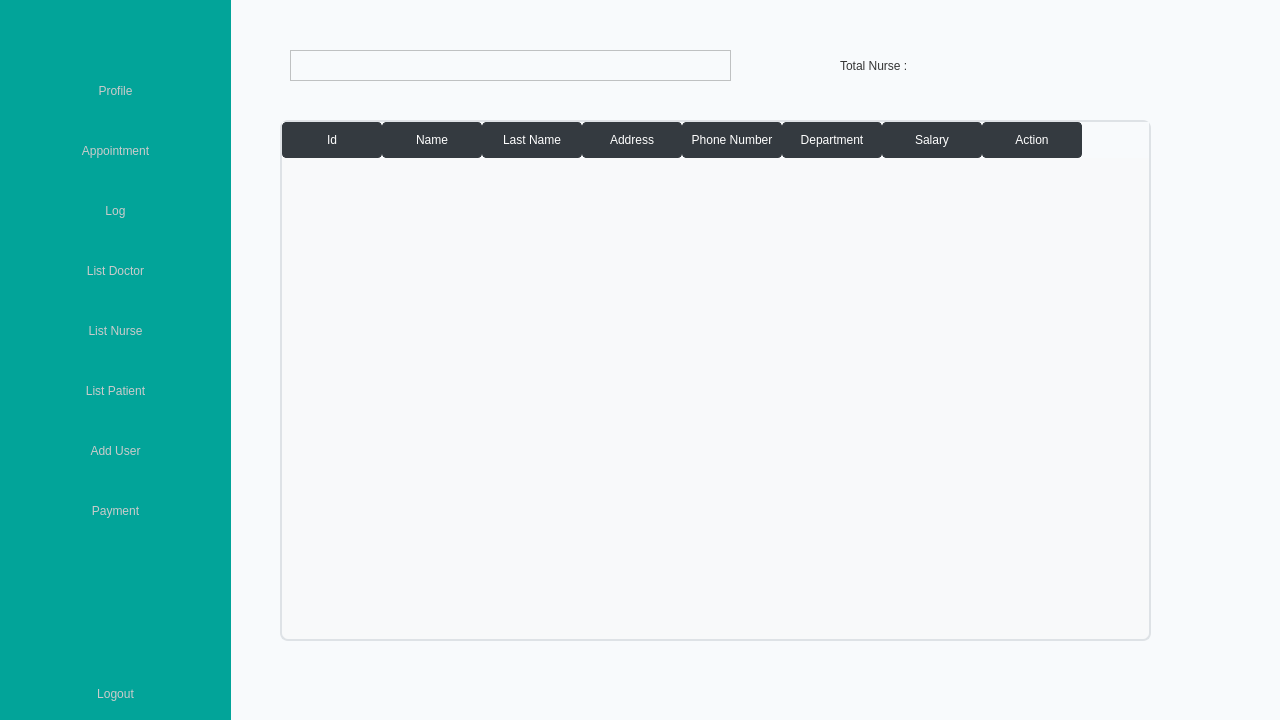
Above: src/gui/ui/MainWindowAdmin.ui from RoronoaZoro321/Healthcare-Management-System before the change. Below: the same form after it.
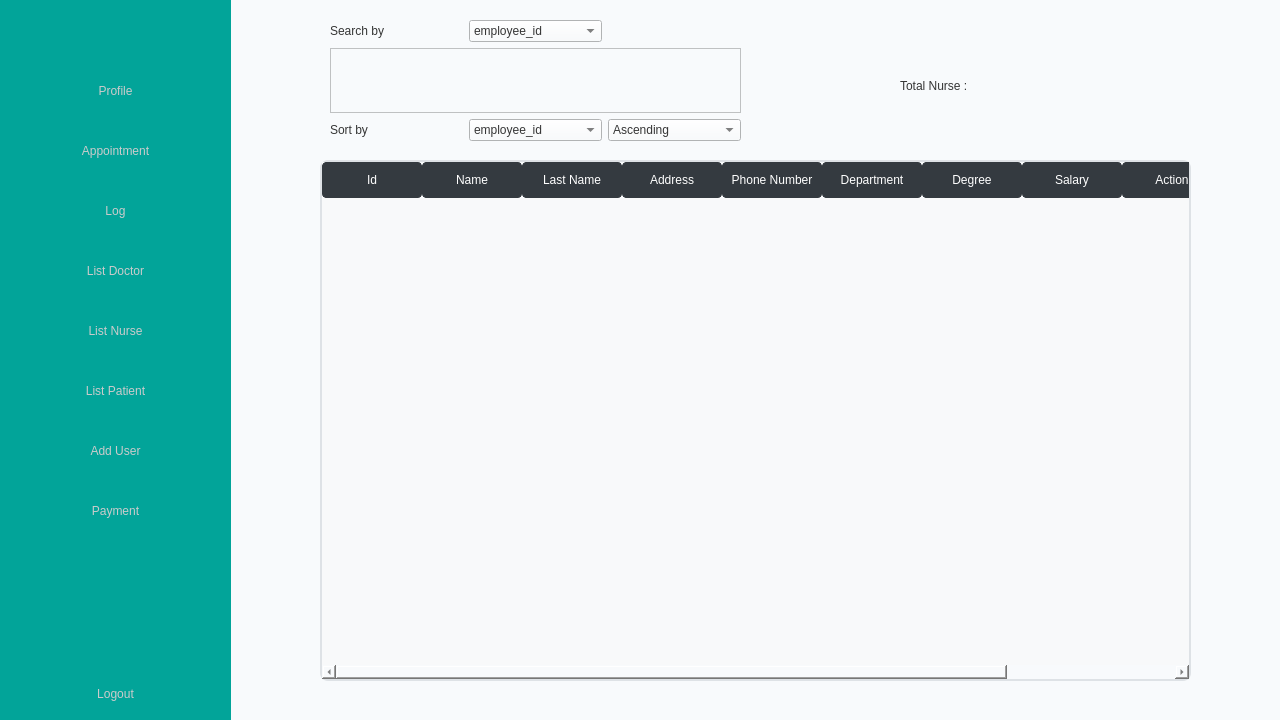
That is the form after the change. The open tabs and pages were chosen to show the change. Icons and pictures are not drawn.

Commit message: not done (able to delete but not edit)

Patch:
```diff
--- a/src/gui/ui/MainWindowAdmin.ui
+++ b/src/gui/ui/MainWindowAdmin.ui
@@ -427,136 +427,6 @@
           <rect>
            <x>-10</x>
            <y>-10</y>
-           <width>1061</width>
-           <height>721</height>
-          </rect>
-         </property>
-         <widget class="QTableWidget" name="tableWidget_2">
-          <property name="geometry">
-           <rect>
-            <x>60</x>
-            <y>130</y>
-            <width>871</width>
-            <height>521</height>
-           </rect>
-          </property>
-          <property name="styleSheet">
-           <string notr="true">            QTableWidget {
-                background-color: #f8f9fa;
-                border: 2px solid #dee2e6;
-                border-radius: 8px;
-                selection-background-color: #007bff;
-            }
-
-            QTableWidget::item {
-                padding: 10px;
-                color: #495057;
-                border-bottom: 1px solid #dee2e6;
-            }
-
-            QTableWidget::item:selected {
-                background-color: #007bff;
-                color: #ffffff;
-            }
-
-            QTableWidget::item:hover {
-                background-color: #e0e0e0;
-            }
-
-            QHeaderView::section {
-                background-color: #343a40;
-                color: #ffffff;
-                border: 1px solid #343a40;
-                border-radius: 4px;
-                padding: 8px;
-            }
-
-            QHeaderView::section:hover {
-                background-color: #495057;
-            }</string>
-          </property>
-          <column>
-           <property name="text">
-            <string>Id</string>
-           </property>
-          </column>
-          <column>
-           <property name="text">
-            <string>Name</string>
-           </property>
-          </column>
-          <column>
-           <property name="text">
-            <string>Last Name</string>
-           </property>
-          </column>
-          <column>
-           <property name="text">
-            <string>Address</string>
-           </property>
-          </column>
-          <column>
-           <property name="text">
-            <string>Phone Number</string>
-           </property>
-          </column>
-          <column>
-           <property name="text">
-            <string>Department</string>
-           </property>
-          </column>
-          <column>
-           <property name="text">
-            <string>Salary</string>
-           </property>
-          </column>
-          <column>
-           <property name="text">
-            <string>Action</string>
-           </property>
-          </column>
-         </widget>
-         <widget class="QTextEdit" name="textEdit_2">
-          <property name="geometry">
-           <rect>
-            <x>70</x>
-            <y>60</y>
-            <width>441</width>
-            <height>31</height>
-           </rect>
-          </property>
-          <property name="html">
-           <string>&lt;!DOCTYPE HTML PUBLIC &quot;-//W3C//DTD HTML 4.0//EN&quot; &quot;http://www.w3.org/TR/REC-html40/strict.dtd&quot;&gt;
-&lt;html&gt;&lt;head&gt;&lt;meta name=&quot;qrichtext&quot; content=&quot;1&quot; /&gt;&lt;meta charset=&quot;utf-8&quot; /&gt;&lt;style type=&quot;text/css&quot;&gt;
-p, li { white-space: pre-wrap; }
-hr { height: 1px; border-width: 0; }
-li.unchecked::marker { content: &quot;\2610&quot;; }
-li.checked::marker { content: &quot;\2612&quot;; }
-&lt;/style&gt;&lt;/head&gt;&lt;body style=&quot; font-family:'Osaka'; font-size:13pt; font-weight:400; font-style:normal;&quot;&gt;
-&lt;p style=&quot;-qt-paragraph-type:empty; margin-top:0px; margin-bottom:0px; margin-left:0px; margin-right:0px; -qt-block-indent:0; text-indent:0px;&quot;&gt;&lt;br /&gt;&lt;/p&gt;&lt;/body&gt;&lt;/html&gt;</string>
-          </property>
-         </widget>
-         <widget class="QLabel" name="label_3">
-          <property name="geometry">
-           <rect>
-            <x>620</x>
-            <y>60</y>
-            <width>181</width>
-            <height>31</height>
-           </rect>
-          </property>
-          <property name="text">
-           <string>Total Nurse : </string>
-          </property>
-         </widget>
-        </widget>
-       </widget>
-       <widget class="QWidget" name="page_6">
-        <widget class="QWidget" name="widget_list_doctor_3" native="true">
-         <property name="geometry">
-          <rect>
-           <x>0</x>
-           <y>0</y>
            <width>1061</width>
            <height>721</height>
           </rect>
@@ -564,14 +434,45 @@
          <widget class="QTableWidget" name="tableWidget_3">
           <property name="geometry">
            <rect>
-            <x>60</x>
-            <y>130</y>
+            <x>100</x>
+            <y>170</y>
             <width>871</width>
             <height>521</height>
            </rect>
           </property>
           <property name="styleSheet">
-           <string notr="true">font-size: 13px;</string>
+           <string notr="true">            QTableWidget {
+                background-color: #f8f9fa;
+                border: 2px solid #dee2e6;
+                border-radius: 8px;
+                selection-background-color: #007bff;
+            }
+
+            QTableWidget::item {
+                color: #495057;
+                border-bottom: 1px solid #dee2e6;
+            }
+
+            QTableWidget::item:selected {
+                background-color: #007bff;
+                color: #ffffff;
+            }
+
+            QTableWidget::item:hover {
+                background-color: #e0e0e0;
+            }
+
+            QHeaderView::section {
+                background-color: #343a40;
+                color: #ffffff;
+                border: 1px solid #343a40;
+                border-radius: 4px;
+                padding: 8px;
+            }
+
+            QHeaderView::section:hover {
+                background-color: #495057;
+            }</string>
           </property>
           <column>
            <property name="text">
@@ -598,32 +499,283 @@
             <string>Phone Number</string>
            </property>
           </column>
-         </widget>
-         <widget class="QTextEdit" name="textEdit_3">
-          <property name="geometry">
-           <rect>
-            <x>70</x>
-            <y>60</y>
-            <width>441</width>
-            <height>31</height>
-           </rect>
-          </property>
-          <property name="html">
-           <string>&lt;!DOCTYPE HTML PUBLIC &quot;-//W3C//DTD HTML 4.0//EN&quot; &quot;http://www.w3.org/TR/REC-html40/strict.dtd&quot;&gt;
-&lt;html&gt;&lt;head&gt;&lt;meta name=&quot;qrichtext&quot; content=&quot;1&quot; /&gt;&lt;meta charset=&quot;utf-8&quot; /&gt;&lt;style type=&quot;text/css&quot;&gt;
-p, li { white-space: pre-wrap; }
-hr { height: 1px; border-width: 0; }
-li.unchecked::marker { content: &quot;\2610&quot;; }
-li.checked::marker { content: &quot;\2612&quot;; }
-&lt;/style&gt;&lt;/head&gt;&lt;body style=&quot; font-family:'Osaka'; font-size:13pt; font-weight:400; font-style:normal;&quot;&gt;
-&lt;p style=&quot;-qt-paragraph-type:empty; margin-top:0px; margin-bottom:0px; margin-left:0px; margin-right:0px; -qt-block-indent:0; text-indent:0px;&quot;&gt;&lt;br /&gt;&lt;/p&gt;&lt;/body&gt;&lt;/html&gt;</string>
-          </property>
+          <column>
+           <property name="text">
+            <string>Department</string>
+           </property>
+          </column>
+          <column>
+           <property name="text">
+            <string>Degree</string>
+           </property>
+          </column>
+          <column>
+           <property name="text">
+            <string>Salary</string>
+           </property>
+          </column>
+          <column>
+           <property name="text">
+            <string>Action</string>
+           </property>
+          </column>
+          <column>
+           <property name="text">
+            <string>Edit</string>
+           </property>
+          </column>
          </widget>
          <widget class="QLabel" name="label_4">
           <property name="geometry">
            <rect>
-            <x>620</x>
-            <y>60</y>
+            <x>680</x>
+            <y>80</y>
+            <width>181</width>
+            <height>31</height>
+           </rect>
+          </property>
+          <property name="text">
+           <string>Total Nurse : </string>
+          </property>
+         </widget>
+         <widget class="QWidget" name="widget_7" native="true">
+          <property name="geometry">
+           <rect>
+            <x>110</x>
+            <y>30</y>
+            <width>411</width>
+            <height>121</height>
+           </rect>
+          </property>
+          <layout class="QGridLayout" name="gridLayout_5">
+           <item row="2" column="0">
+            <widget class="QLabel" name="label_9">
+             <property name="text">
+              <string>Sort by</string>
+             </property>
+            </widget>
+           </item>
+           <item row="0" column="0">
+            <widget class="QLabel" name="label_10">
+             <property name="text">
+              <string>Search by </string>
+             </property>
+            </widget>
+           </item>
+           <item row="0" column="1">
+            <widget class="QComboBox" name="comboBox_7">
+             <item>
+              <property name="text">
+               <string>employee_id</string>
+              </property>
+             </item>
+             <item>
+              <property name="text">
+               <string>fname</string>
+              </property>
+             </item>
+             <item>
+              <property name="text">
+               <string>lname</string>
+              </property>
+             </item>
+             <item>
+              <property name="text">
+               <string>address</string>
+              </property>
+             </item>
+             <item>
+              <property name="text">
+               <string>phone_number</string>
+              </property>
+             </item>
+             <item>
+              <property name="text">
+               <string>department</string>
+              </property>
+             </item>
+             <item>
+              <property name="text">
+               <string>qualifications</string>
+              </property>
+             </item>
+             <item>
+              <property name="text">
+               <string>salary</string>
+              </property>
+             </item>
+            </widget>
+           </item>
+           <item row="2" column="2">
+            <widget class="QComboBox" name="comboBox_8">
+             <item>
+              <property name="text">
+               <string>Ascending</string>
+              </property>
+             </item>
+             <item>
+              <property name="text">
+               <string>Descending</string>
+              </property>
+             </item>
+            </widget>
+           </item>
+           <item row="1" column="0" colspan="3">
+            <widget class="QTextEdit" name="textEdit_3">
+             <property name="html">
+              <string>&lt;!DOCTYPE HTML PUBLIC &quot;-//W3C//DTD HTML 4.0//EN&quot; &quot;http://www.w3.org/TR/REC-html40/strict.dtd&quot;&gt;
+&lt;html&gt;&lt;head&gt;&lt;meta name=&quot;qrichtext&quot; content=&quot;1&quot; /&gt;&lt;meta charset=&quot;utf-8&quot; /&gt;&lt;style type=&quot;text/css&quot;&gt;
+p, li { white-space: pre-wrap; }
+hr { height: 1px; border-width: 0; }
+li.unchecked::marker { content: &quot;\2610&quot;; }
+li.checked::marker { content: &quot;\2612&quot;; }
+&lt;/style&gt;&lt;/head&gt;&lt;body style=&quot; font-family:'Osaka'; font-size:13pt; font-weight:400; font-style:normal;&quot;&gt;
+&lt;p style=&quot;-qt-paragraph-type:empty; margin-top:0px; margin-bottom:0px; margin-left:0px; margin-right:0px; -qt-block-indent:0; text-indent:0px;&quot;&gt;&lt;br /&gt;&lt;/p&gt;&lt;/body&gt;&lt;/html&gt;</string>
+             </property>
+            </widget>
+           </item>
+           <item row="2" column="1">
+            <widget class="QComboBox" name="comboBox_9">
+             <item>
+              <property name="text">
+               <string>employee_id</string>
+              </property>
+             </item>
+             <item>
+              <property name="text">
+               <string>fname</string>
+              </property>
+             </item>
+             <item>
+              <property name="text">
+               <string>lname</string>
+              </property>
+             </item>
+             <item>
+              <property name="text">
+               <string>address</string>
+              </property>
+             </item>
+             <item>
+              <property name="text">
+               <string>phone_number</string>
+              </property>
+             </item>
+             <item>
+              <property name="text">
+               <string>department</string>
+              </property>
+             </item>
+             <item>
+              <property name="text">
+               <string>qualifications</string>
+              </property>
+             </item>
+             <item>
+              <property name="text">
+               <string>salary</string>
+              </property>
+             </item>
+            </widget>
+           </item>
+          </layout>
+         </widget>
+        </widget>
+       </widget>
+       <widget class="QWidget" name="page_6">
+        <widget class="QWidget" name="widget_list_patient" native="true">
+         <property name="geometry">
+          <rect>
+           <x>-10</x>
+           <y>-10</y>
+           <width>1061</width>
+           <height>721</height>
+          </rect>
+         </property>
+         <widget class="QTableWidget" name="tableWidget_4">
+          <property name="geometry">
+           <rect>
+            <x>100</x>
+            <y>170</y>
+            <width>871</width>
+            <height>521</height>
+           </rect>
+          </property>
+          <property name="styleSheet">
+           <string notr="true">            QTableWidget {
+                background-color: #f8f9fa;
+                border: 2px solid #dee2e6;
+                border-radius: 8px;
+                selection-background-color: #007bff;
+            }
+
+            QTableWidget::item {
+                color: #495057;
+                border-bottom: 1px solid #dee2e6;
+            }
+
+            QTableWidget::item:selected {
+                background-color: #007bff;
+                color: #ffffff;
+            }
+
+            QTableWidget::item:hover {
+                background-color: #e0e0e0;
+            }
+
+            QHeaderView::section {
+                background-color: #343a40;
+                color: #ffffff;
+                border: 1px solid #343a40;
+                border-radius: 4px;
+                padding: 8px;
+            }
+
+            QHeaderView::section:hover {
+                background-color: #495057;
+            }</string>
+          </property>
+          <column>
+           <property name="text">
+            <string>Id</string>
+           </property>
+          </column>
+          <column>
+           <property name="text">
+            <string>Name</string>
+           </property>
+          </column>
+          <column>
+           <property name="text">
+            <string>Last Name</string>
+           </property>
+          </column>
+          <column>
+           <property name="text">
+            <string>Address</string>
+           </property>
+          </column>
+          <column>
+           <property name="text">
+            <string>Phone Number</string>
+           </property>
+          </column>
+          <column>
+           <property name="text">
+            <string>Action</string>
+           </property>
+          </column>
+          <column>
+           <property name="text">
+            <string>Edit</string>
+           </property>
+          </column>
+         </widget>
+         <widget class="QLabel" name="label_11">
+          <property name="geometry">
+           <rect>
+            <x>680</x>
+            <y>80</y>
             <width>181</width>
             <height>31</height>
            </rect>
```
Left out of the diff: 116 changed lines with no effect on the pictures. The commit also changes 10 other files.
